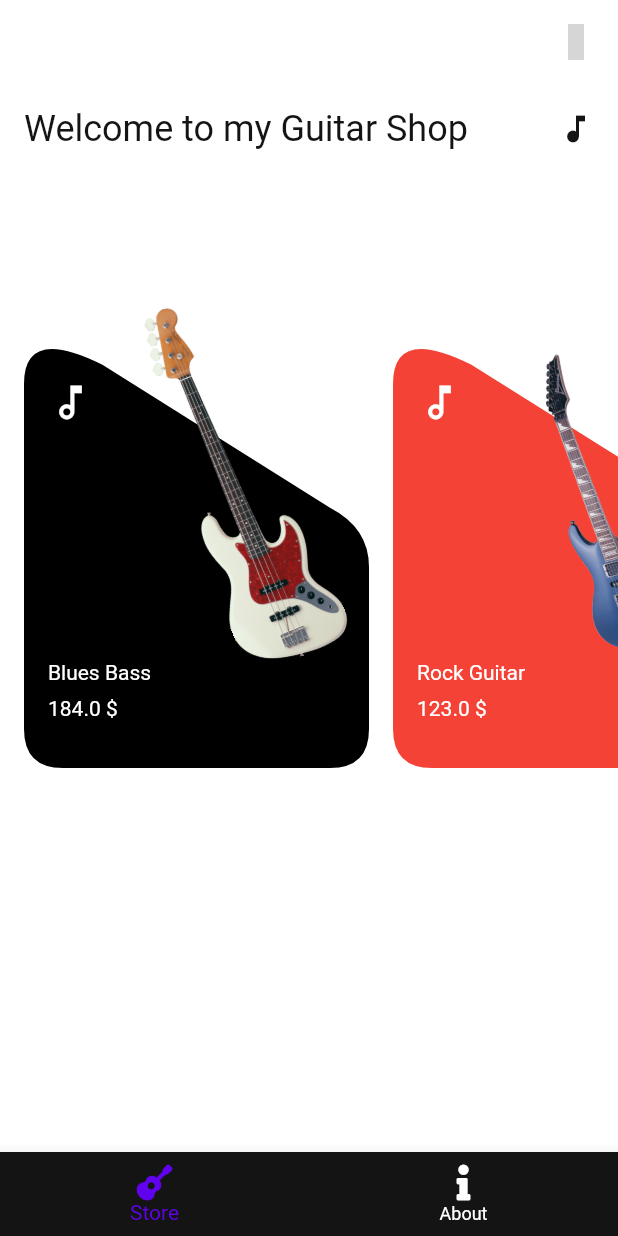
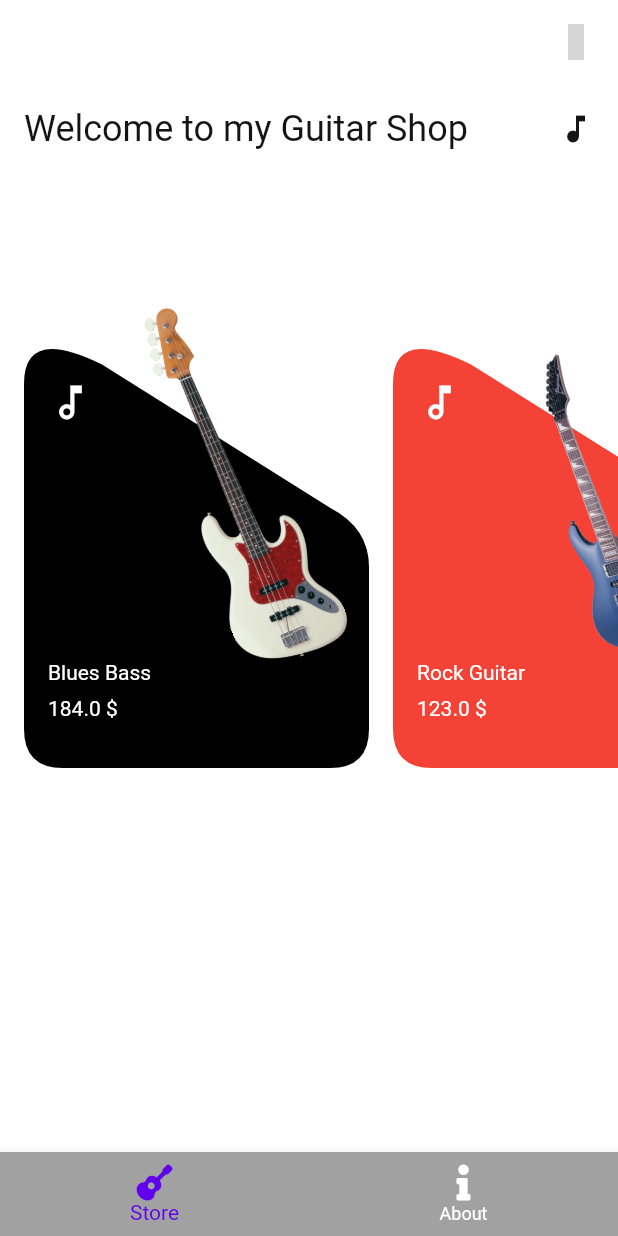
Before and after one commit to Sal7one/Guitar-Experimental-App-Flutter, a Flutter app: the screen it shows after launch, on a phone screen of 412 x 824 dp. Run offline on Flutter 3.47's test engine with Material 2 defaults, Android fonts, the phone set to English and light mode, and no system bars; our stand-ins replace fluttericon, shared_preferences; grey boxes are pictures that could not be loaded.

Commit message:
colors change

```diff
--- a/lib/resources/colors/Colors.dart
+++ b/lib/resources/colors/Colors.dart
@@ -16,7 +16,7 @@ class LightColors extends ApplicationColors {
   static const Color appBarContent = Color(0xFFFFFFFF);
   static const Color white = Color(0xFFFFFFFF);
   static const Color black = Color(0xFF141414);
-  static const Color bottomNavBackground =  Color(0xFF141414);
+  static const Color bottomNavBackground =  Color(0xFFa1a1a1);
   static const Color bottomNavItem =  Color(0xFF6002EE);
   static const Color bottomNavItemNotSelected =  Color(0xFFFFFFFF);
   static const Color textPrimary = TextColors.lightPrimary;
```
